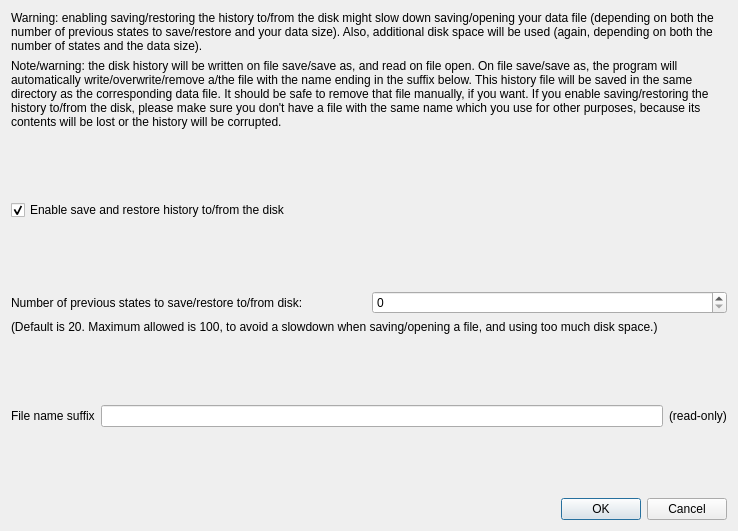
Above: fet/src/interface/settingsrestoredatafromdiskform_template.ui from vonmecheln/fet before the change. Below: the same form after it.
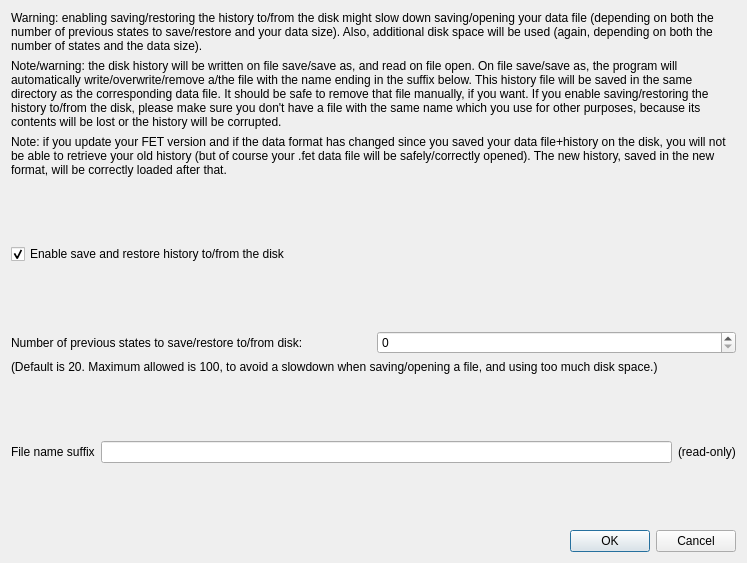
That is the form after the change.

What changed in the file:
```diff
--- a/fet/src/interface/settingsrestoredatafromdiskform_template.ui
+++ b/fet/src/interface/settingsrestoredatafromdiskform_template.ui
@@ -6,31 +6,15 @@
    <rect>
     <x>0</x>
     <y>0</y>
-    <width>738</width>
-    <height>531</height>
+    <width>747</width>
+    <height>563</height>
    </rect>
   </property>
   <property name="windowTitle">
    <string comment="The title of the dialog of settings for recording and restoring data (undo/redo) from disk">Settings for restore data states from disk</string>
   </property>
   <layout class="QGridLayout" name="gridLayout">
-   <item row="0" column="0" colspan="2">
-    <widget class="QLabel" name="label">
-     <property name="sizePolicy">
-      <sizepolicy hsizetype="Minimum" vsizetype="Minimum">
-       <horstretch>0</horstretch>
-       <verstretch>0</verstretch>
-      </sizepolicy>
-     </property>
-     <property name="text">
-      <string>Warning: enabling saving/restoring the history to/from the disk might slow down saving/opening your data file (depending on both the number of previous states to save/restore and your data size). Also, additional disk space will be used (again, depending on both the number of states and the data size).</string>
-     </property>
-     <property name="wordWrap">
-      <bool>true</bool>
-     </property>
-    </widget>
-   </item>
-   <item row="8" column="0" colspan="2">
+   <item row="9" column="0" colspan="2">
     <layout class="QHBoxLayout" name="horizontalLayout_2">
      <item>
       <widget class="QLabel" name="fileNameLabel">
@@ -51,7 +35,20 @@
      </item>
     </layout>
    </item>
-   <item row="5" column="0" colspan="2">
+   <item row="10" column="0" colspan="2">
+    <spacer name="verticalSpacer_4">
+     <property name="orientation">
+      <enum>Qt::Vertical</enum>
+     </property>
+     <property name="sizeHint" stdset="0">
+      <size>
+       <width>588</width>
+       <height>12</height>
+      </size>
+     </property>
+    </spacer>
+   </item>
+   <item row="6" column="0" colspan="2">
     <layout class="QHBoxLayout" name="horizontalLayout">
      <item>
       <widget class="QLabel" name="maxStatesLabel">
@@ -65,8 +62,8 @@
      </item>
     </layout>
    </item>
-   <item row="6" column="0" colspan="2">
-    <widget class="QLabel" name="maxStatesLabel2">
+   <item row="0" column="0" colspan="2">
+    <widget class="QLabel" name="label">
      <property name="sizePolicy">
       <sizepolicy hsizetype="Minimum" vsizetype="Minimum">
        <horstretch>0</horstretch>
@@ -74,14 +71,30 @@
       </sizepolicy>
      </property>
      <property name="text">
-      <string comment="20 is the default number of states to record on the disk, and 100 is the maximum number of states to record on the disk">(Default is 20. Maximum allowed is 100, to avoid a slowdown when saving/opening a file, and using too much disk space.)</string>
+      <string>Warning: enabling saving/restoring the history to/from the disk might slow down saving/opening your data file (depending on both the number of previous states to save/restore and your data size). Also, additional disk space will be used (again, depending on both the number of states and the data size).</string>
      </property>
      <property name="wordWrap">
       <bool>true</bool>
      </property>
     </widget>
    </item>
-   <item row="4" column="0" colspan="2">
+   <item row="1" column="0" colspan="2">
+    <widget class="QLabel" name="label2">
+     <property name="sizePolicy">
+      <sizepolicy hsizetype="Minimum" vsizetype="Minimum">
+       <horstretch>0</horstretch>
+       <verstretch>0</verstretch>
+      </sizepolicy>
+     </property>
+     <property name="text">
+      <string comment="Disk history refers to the history which will be kept on the computer disk">Note/warning: the disk history will be written on file save/save as, and read on file open. On file save/save as, the program will automatically write/overwrite/remove a/the file with the name ending in the suffix below. This history file will be saved in the same directory as the corresponding data file. It should be safe to remove that file manually, if you want. If you enable saving/restoring the history to/from the disk, please make sure you don't have a file with the same name which you use for other purposes, because its contents will be lost or the history will be corrupted.</string>
+     </property>
+     <property name="wordWrap">
+      <bool>true</bool>
+     </property>
+    </widget>
+   </item>
+   <item row="5" column="0" colspan="2">
     <spacer name="verticalSpacer_2">
      <property name="orientation">
       <enum>Qt::Vertical</enum>
@@ -94,7 +107,7 @@
      </property>
     </spacer>
    </item>
-   <item row="3" column="0" colspan="2">
+   <item row="4" column="0" colspan="2">
     <widget class="QCheckBox" name="enableHistoryOnDiskCheckBox">
      <property name="text">
       <string>Enable save and restore history to/from the disk</string>
@@ -104,7 +117,7 @@
      </property>
     </widget>
    </item>
-   <item row="10" column="0" colspan="2">
+   <item row="11" column="0" colspan="2">
     <widget class="QDialogButtonBox" name="buttonBox">
      <property name="orientation">
       <enum>Qt::Horizontal</enum>
@@ -114,20 +127,7 @@
      </property>
     </widget>
    </item>
-   <item row="9" column="0" colspan="2">
-    <spacer name="verticalSpacer_4">
-     <property name="orientation">
-      <enum>Qt::Vertical</enum>
-     </property>
-     <property name="sizeHint" stdset="0">
-      <size>
-       <width>588</width>
-       <height>12</height>
-      </size>
-     </property>
-    </spacer>
-   </item>
-   <item row="2" column="0" colspan="2">
+   <item row="3" column="0" colspan="2">
     <spacer name="verticalSpacer">
      <property name="orientation">
       <enum>Qt::Vertical</enum>
@@ -141,6 +141,22 @@
     </spacer>
    </item>
    <item row="7" column="0" colspan="2">
+    <widget class="QLabel" name="maxStatesLabel2">
+     <property name="sizePolicy">
+      <sizepolicy hsizetype="Minimum" vsizetype="Minimum">
+       <horstretch>0</horstretch>
+       <verstretch>0</verstretch>
+      </sizepolicy>
+     </property>
+     <property name="text">
+      <string comment="20 is the default number of states to record on the disk, and 100 is the maximum number of states to record on the disk">(Default is 20. Maximum allowed is 100, to avoid a slowdown when saving/opening a file, and using too much disk space.)</string>
+     </property>
+     <property name="wordWrap">
+      <bool>true</bool>
+     </property>
+    </widget>
+   </item>
+   <item row="8" column="0" colspan="2">
     <spacer name="verticalSpacer_3">
      <property name="orientation">
       <enum>Qt::Vertical</enum>
@@ -153,16 +169,16 @@
      </property>
     </spacer>
    </item>
-   <item row="1" column="0" colspan="2">
+   <item row="2" column="0" colspan="2">
     <widget class="QLabel" name="label3">
      <property name="sizePolicy">
-      <sizepolicy hsizetype="Minimum" vsizetype="Minimum">
+      <sizepolicy hsizetype="Minimum" vsizetype="Maximum">
        <horstretch>0</horstretch>
        <verstretch>0</verstretch>
       </sizepolicy>
      </property>
      <property name="text">
-      <string comment="Disk history refers to the history which will be kept on the computer disk">Note/warning: the disk history will be written on file save/save as, and read on file open. On file save/save as, the program will automatically write/overwrite/remove a/the file with the name ending in the suffix below. This history file will be saved in the same directory as the corresponding data file. It should be safe to remove that file manually, if you want. If you enable saving/restoring the history to/from the disk, please make sure you don't have a file with the same name which you use for other purposes, because its contents will be lost or the history will be corrupted.</string>
+      <string>Note: if you update your FET version and if the data format has changed since you saved your data file+history on the disk, you will not be able to retrieve your old history (but of course your .fet data file will be safely/correctly opened). The new history, saved in the new format, will be correctly loaded after that.</string>
      </property>
      <property name="wordWrap">
       <bool>true</bool>
```
